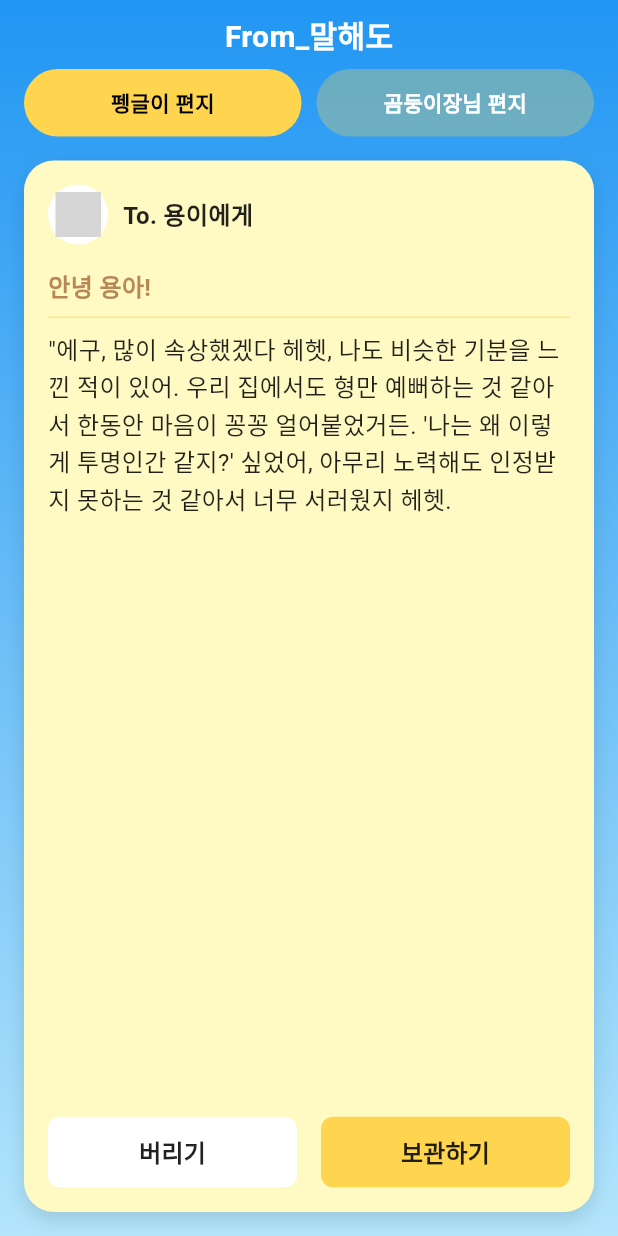
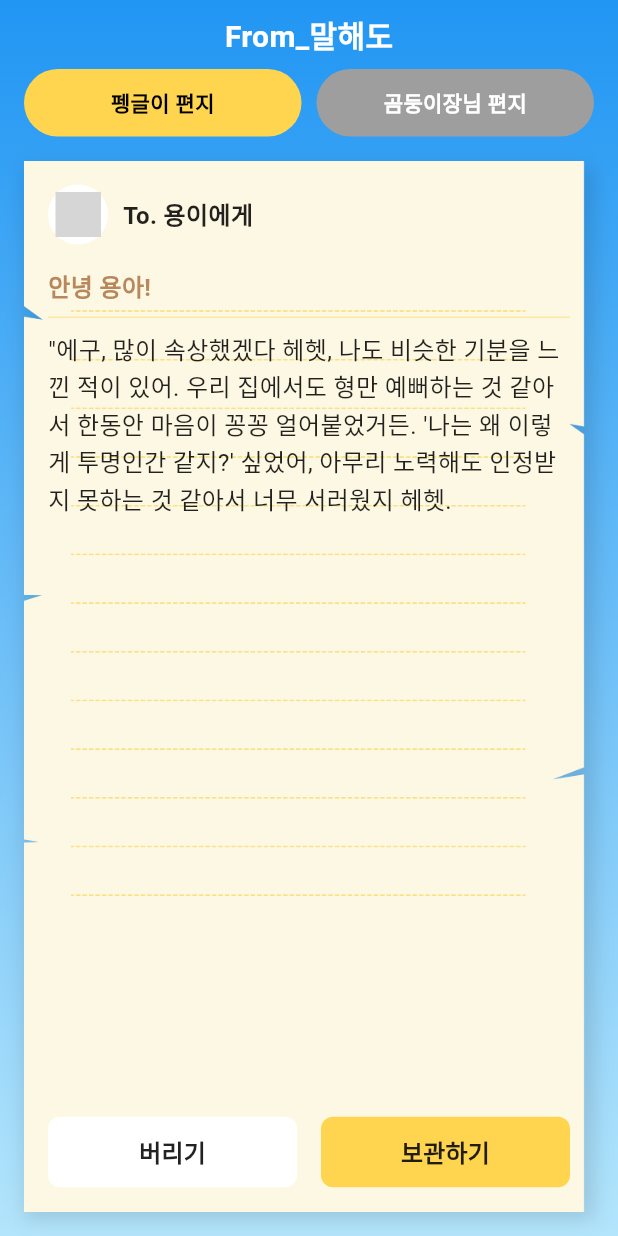
Before and after one commit to MalHaeDo/MalHaeDo_front, a Flutter app: the ReplyDetailScreen screen opened by its route, on a phone screen of 412 x 824 dp. Run offline on Flutter 3.47's test engine with Material 3 defaults, Android fonts, the light colour scheme and no system bars; our stand-ins replace flutter_svg; grey boxes are pictures that could not be loaded.

Commit message:
fix: UI수정

```diff
--- a/lib/screens/ReplyDetailScreen.dart
+++ b/lib/screens/ReplyDetailScreen.dart
@@ -57,7 +57,7 @@ class _ReplyDetailScreenState extends State<ReplyDetailScreen> {
                         child: Container(
                           padding: EdgeInsets.symmetric(vertical: 12),
                           decoration: BoxDecoration(
-                            color: _isFirstMessage ? Color(0xFFFFD54F) : Color(0xFFFFD54F).withOpacity(0.3),
+                            color: _isFirstMessage ? Color(0xFFFFD54F) : Colors.grey,
                             borderRadius: BorderRadius.circular(30),
                           ),
                           child: Center(
@@ -83,7 +83,7 @@ class _ReplyDetailScreenState extends State<ReplyDetailScreen> {
                         child: Container(
                           padding: EdgeInsets.symmetric(vertical: 12),
                           decoration: BoxDecoration(
-                            color: !_isFirstMessage ? Color(0xFFFFD54F) : Color(0xFFFFD54F).withOpacity(0.3),
+                            color: !_isFirstMessage ? Colors.brown : Colors.grey,
                             borderRadius: BorderRadius.circular(30),
                           ),
                           child: Center(
@@ -107,8 +107,10 @@ class _ReplyDetailScreenState extends State<ReplyDetailScreen> {
                 child: Container(
                   margin: EdgeInsets.all(16),
                   decoration: BoxDecoration(
-                    color: Color(0xFFFFF9C4), // 연한 노란색 배경
-                    borderRadius: BorderRadius.circular(20),
+                    image: DecorationImage(
+                      image: AssetImage('assets/images/paper.png'),
+                      fit: BoxFit.cover,
+                    ),
                     boxShadow: [
                       BoxShadow(
                         color: Colors.black12,
```
